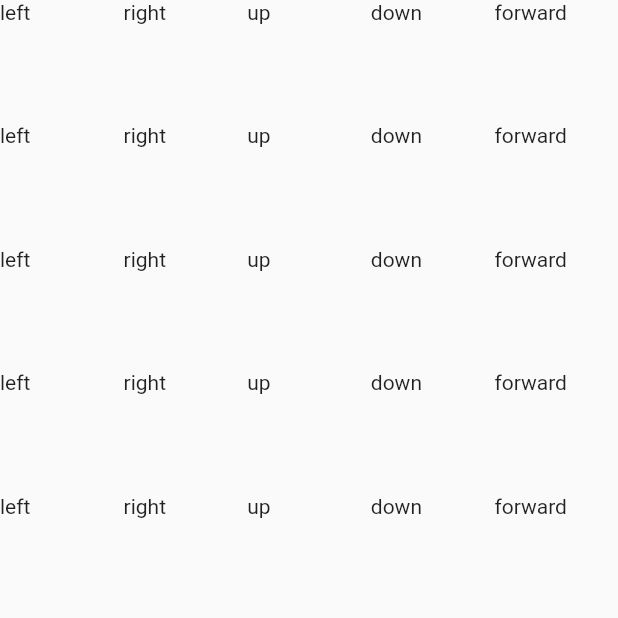
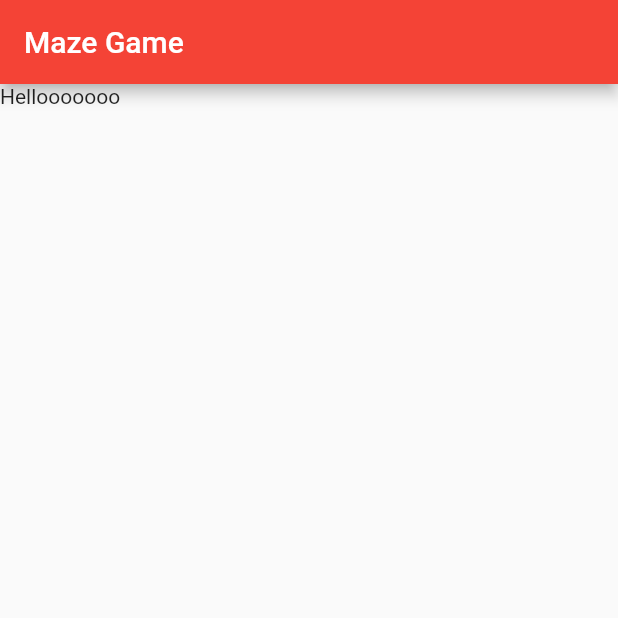
Before and after one commit to plohkoon/Maze-Game, a Flutter app: the screen it shows after launch, on a phone screen of 412 x 824 dp, the top half of it. Run offline on Flutter 3.47's test engine with Material 2 defaults, Android fonts, the phone set to English and light mode, and no system bars.

```diff
--- a/lib/main.dart
+++ b/lib/main.dart
@@ -20,6 +20,7 @@ class MyApp extends StatelessWidget {
         // Notice that the counter didn't reset back to zero; the application
         // is not restarted.
         primarySwatch: Colors.blue,
+        primaryColor: Colors.red,
       ),
       home: MyHomePage(title: 'Flutter Demo Home Page'),
     );
@@ -40,24 +41,44 @@ class MyHomePage extends StatefulWidget {
 
   final String title;
 
+  final List<Map<String, bool>> values = [
+    //single entrances
+    {"up": true, "down": false, "left": false, "right": false},
+    /*{"up": false, "down": true, "left": false, "right": false},
+    {"up": false, "down": false, "left": true, "right": false},
+    {"up": false, "down": false, "left": false, "right": true},
+    //double entrances
+    {"up": true, "down": true, "left": false, "right": false},
+    {"up": true, "down": false, "left": true, "right": false},
+    {"up": true, "down": false, "left": false, "right": true},
+    {"up": false, "down": true, "left": true, "right": false},
+    {"up": false, "down": true, "left": false, "right": true},
+    {"up": false, "down": false, "left": true, "right": true},
+    //triple entrances
+    {"up": true, "down": true, "left": true, "right": false},
+    {"up": true, "down": true, "left": false, "right": true},
+    {"up": true, "down": false, "left": true, "right": true},
+    {"up": false, "down": true, "left": true, "right": true},
+    //quadruple entrances
+    {"up": true, "down": true, "left": true, "right": true},*/
+  ];
+
   @override
-  _MyHomePageState createState() => _MyHomePageState();
+  _MyHomePageState createState() => _MyHomePageState(values);
 }
 
 class _MyHomePageState extends State<MyHomePage> {
-  final value = [
-    "left","right","up","down","forward",
-    "left","right","up","down","forward",
-    "left","right","up","down","forward",
-    "left","right","up","down","forward",
-    "left","right","up","down","forward",
-  ];
+   final List<Map<String, bool>> value;
+   _MyHomePageState(this.value);
   @override
   Widget build(BuildContext context) {
     return Scaffold(
+      appBar: AppBar(
+        title: Text("Maze Game"),
+      ),
       body: GridView.count(
-        crossAxisCount: 5,
-        children: value.map((dir) => Text(dir)).toList()
+        crossAxisCount: 4,
+        children: value.map((dir) => Tile(directions: dir)).toList()
       ),
     );
   }
```
